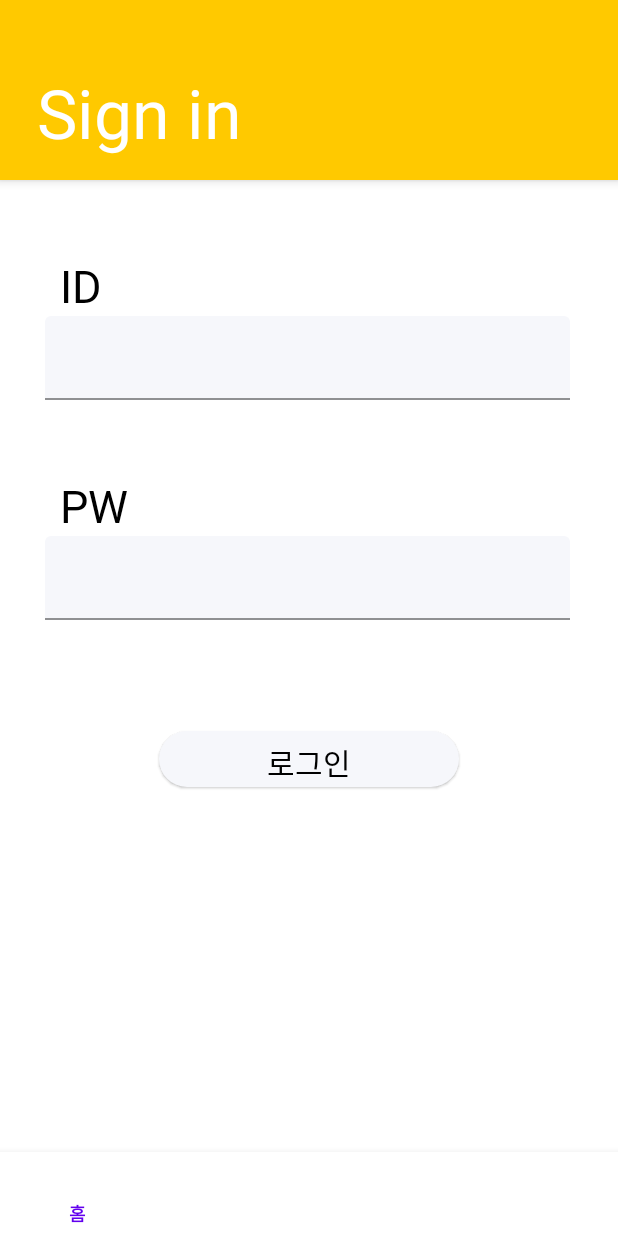
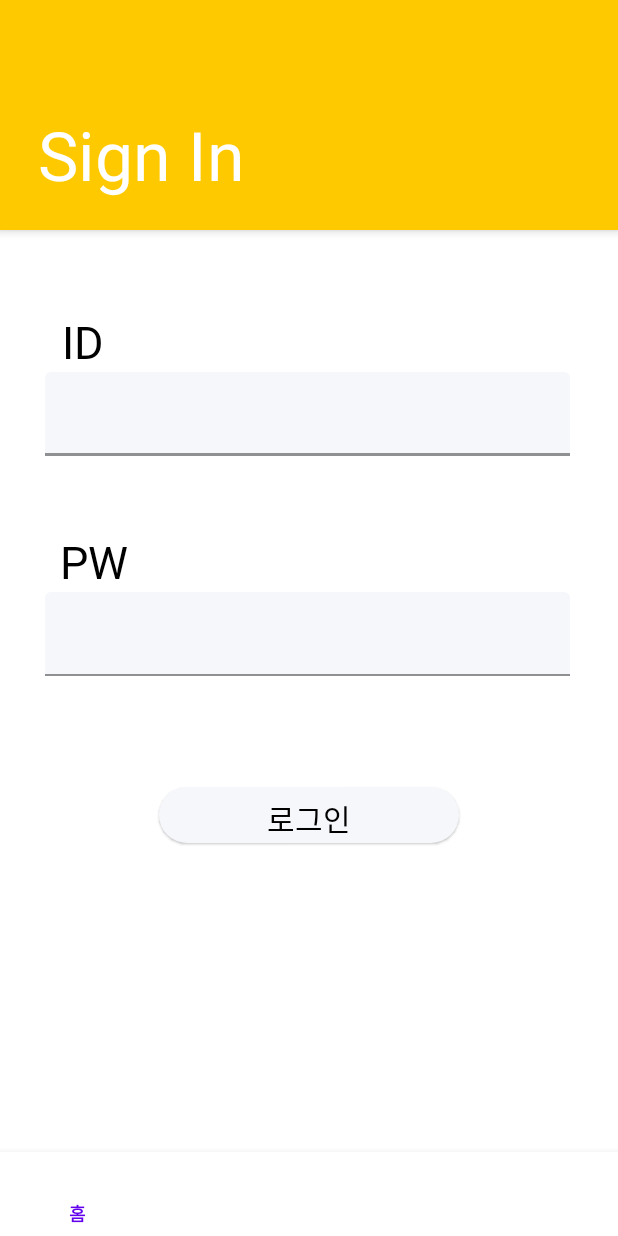
Before and after one commit to WalgWalg/WalgWalg-front_android, an Android app: the screen it shows after launch (MainActivity), after a tap on "로그인", on a phone screen of 412 x 824 dp. Run offline under Robolectric (Android 15) with nearby library versions, the phone set to English and light mode, and no system bars; our stand-ins replace navigation-ui.

Commit message:
[FIX] Login layout

```diff
--- a/app/src/main/res/layout/fragment_login.xml
+++ b/app/src/main/res/layout/fragment_login.xml
@@ -10,44 +10,58 @@
     <com.google.android.material.appbar.AppBarLayout
         android:id="@+id/appBarLayout"
         android:layout_width="match_parent"
-        android:layout_height="wrap_content"
+        android:layout_height="0dp"
+        android:background="@color/mainColor"
+        android:gravity="bottom"
+        app:layout_constraintHeight_percent="0.2"
         app:layout_constraintEnd_toEndOf="parent"
         app:layout_constraintStart_toStartOf="parent"
         app:layout_constraintTop_toTopOf="parent">
 
-        <com.google.android.material.appbar.MaterialToolbar
-            android:id="@+id/topAppBar"
-            android:layout_width="match_parent"
-            android:layout_height="120dp"
-            android:background="@color/mainColor"
-            app:title="Sign in"
-            app:titleCentered="false"
-            app:titleMarginStart="25dp"
-            app:titleMarginTop="45dp"
-            app:titleTextAppearance="@style/TextAppearance.AppCompat.Display2"
-            app:titleTextColor="@color/white" />
+        <TextView
+            android:id="@+id/text_SignIn"
+            android:layout_width="147dp"
+            android:layout_height="wrap_content"
+            android:layout_marginLeft="25dp"
+            android:layout_marginBottom="20dp"
+            android:text="Sign In"
+            android:textColor="@color/white"
+            android:textSize="45dp" />
+    </com.google.android.material.appbar.AppBarLayout>
 
-    </com.google.android.material.appbar.AppBarLayout>
+    <androidx.constraintlayout.widget.Guideline
+        android:id="@+id/guideLineH"
+        android:layout_width="wrap_content"
+        android:layout_height="1dp"
+        android:orientation="horizontal"
+        app:layout_constraintGuide_percent="0.27" />
+
+    <androidx.constraintlayout.widget.Guideline
+        android:id="@+id/guideLineV"
+        android:layout_width="wrap_content"
+        android:layout_height="1dp"
+        android:orientation="vertical"
+        app:layout_constraintGuide_percent="0.1" />
 
     <TextView
         android:id="@+id/idText"
         android:layout_width="wrap_content"
         android:layout_height="wrap_content"
-        android:layout_marginStart="40dp"
-        android:layout_marginTop="50dp"
         android:text="ID"
         android:textColor="@color/black"
         android:textSize="30sp"
         app:layout_constraintBottom_toTopOf="@+id/idInput"
-        app:layout_constraintStart_toStartOf="parent"
-        app:layout_constraintTop_toBottomOf="@+id/appBarLayout"
+        app:layout_constraintStart_toStartOf="@id/guideLineV"
+        app:layout_constraintTop_toBottomOf="@+id/guideLineH"
         app:layout_constraintVertical_bias="0.0" />
 
     <com.google.android.material.textfield.TextInputLayout
         android:id="@+id/idInput"
         android:layout_width="350dp"
+        style="?attr/textInputFilledStyle"
         android:layout_height="wrap_content"
         android:layout_marginStart="30dp"
+        app:boxStrokeWidth="2dp"
         app:boxBackgroundColor="@color/subEdit"
         app:boxStrokeColor="@color/mainColor"
         app:layout_constraintStart_toStartOf="parent"
```
